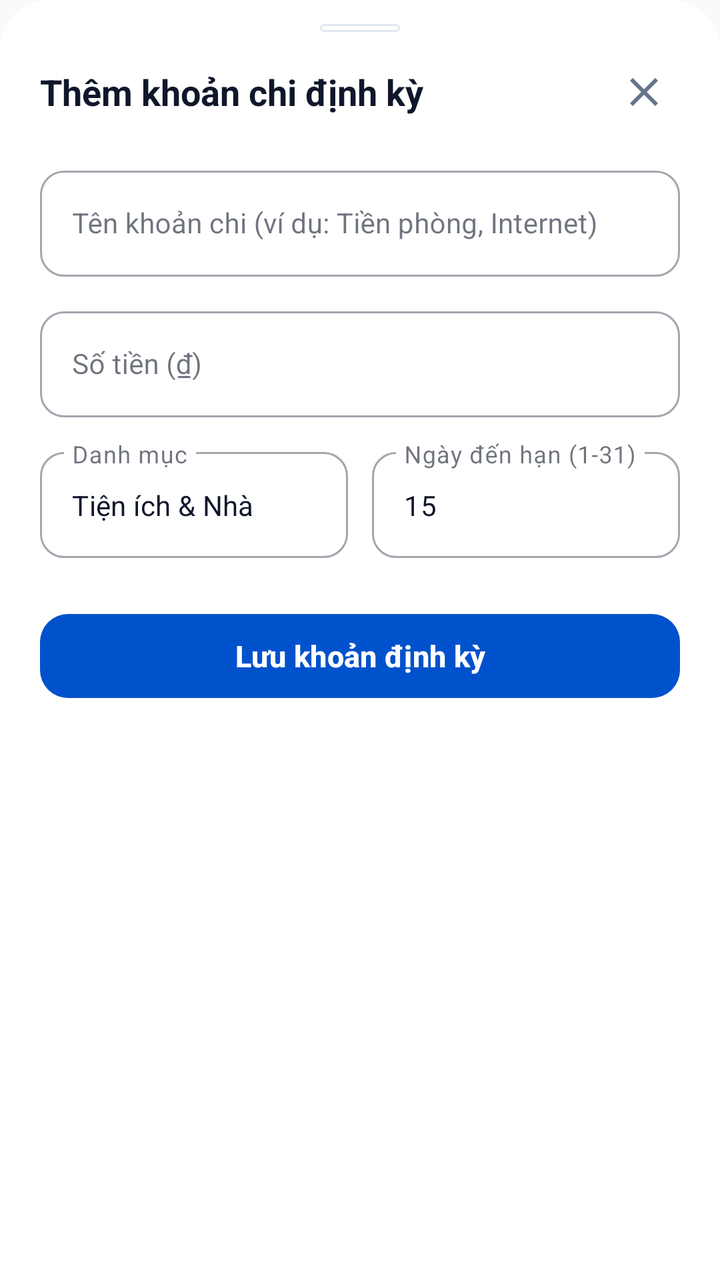
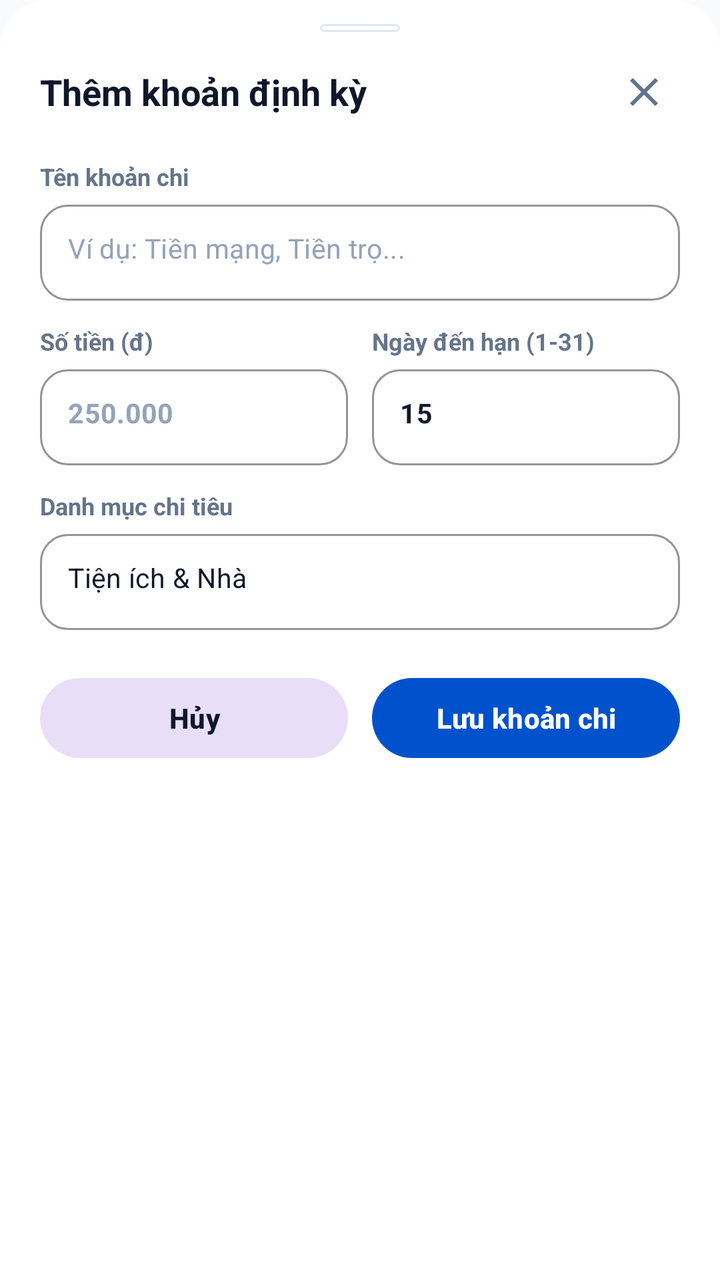

The first picture is an Android layout as it rendered before a commit; the second is the same layout after the commit. The layout source and the unified diff follow.
<!-- AndroidManifest.xml: application theme Theme.SharedFund -->
<!-- res/layout/bottom_sheet_create_recurring_rule.xml -->
<?xml version="1.0" encoding="utf-8"?>
<LinearLayout xmlns:android="http://schemas.android.com/apk/res/android"
    xmlns:app="http://schemas.android.com/apk/res-auto"
    android:layout_width="match_parent"
    android:layout_height="wrap_content"
    android:background="@drawable/bg_bottom_sheet"
    android:orientation="vertical"
    android:paddingStart="20dp"
    android:paddingTop="12dp"
    android:paddingEnd="20dp"
    android:paddingBottom="32dp">

    <View
        android:layout_width="40dp"
        android:layout_height="4dp"
        android:layout_gravity="center_horizontal"
        android:layout_marginBottom="12dp"
        android:background="@drawable/bg_card" />

    <RelativeLayout
        android:layout_width="match_parent"
        android:layout_height="wrap_content"
        android:layout_marginBottom="16dp">

        <TextView
            android:layout_width="wrap_content"
            android:layout_height="wrap_content"
            android:layout_alignParentStart="true"
            android:layout_centerVertical="true"
            android:text="Thêm khoản chi định kỳ"
            android:textColor="@color/text_primary"
            android:textSize="18sp"
            android:textStyle="bold" />

        <ImageButton
            android:id="@+id/btnCreateRecurringClose"
            android:layout_width="36dp"
            android:layout_height="36dp"
            android:layout_alignParentEnd="true"
            android:layout_centerVertical="true"
            android:background="?attr/selectableItemBackgroundBorderless"
            android:contentDescription="Đóng"
            android:src="@drawable/ic_close"
            app:tint="@color/text_secondary" />
    </RelativeLayout>

    <com.google.android.material.textfield.TextInputLayout
        style="@style/Widget.MaterialComponents.TextInputLayout.OutlinedBox"
        android:layout_width="match_parent"
        android:layout_height="wrap_content"
        android:hint="Tên khoản chi (ví dụ: Tiền phòng, Internet)"
        app:boxCornerRadiusBottomEnd="12dp"
        app:boxCornerRadiusBottomStart="12dp"
        app:boxCornerRadiusTopEnd="12dp"
        app:boxCornerRadiusTopStart="12dp">

        <com.google.android.material.textfield.TextInputEditText
            android:id="@+id/etRecurringTitle"
            android:layout_width="match_parent"
            android:layout_height="wrap_content"
            android:inputType="textCapSentences"
            android:maxLines="1"
            android:textColor="@color/text_primary"
            android:textSize="14sp" />
    </com.google.android.material.textfield.TextInputLayout>

    <com.google.android.material.textfield.TextInputLayout
        style="@style/Widget.MaterialComponents.TextInputLayout.OutlinedBox"
        android:layout_width="match_parent"
        android:layout_height="wrap_content"
        android:layout_marginTop="12dp"
        android:hint="Số tiền (₫)"
        app:boxCornerRadiusBottomEnd="12dp"
        app:boxCornerRadiusBottomStart="12dp"
        app:boxCornerRadiusTopEnd="12dp"
        app:boxCornerRadiusTopStart="12dp">

        <com.google.android.material.textfield.TextInputEditText
            android:id="@+id/etRecurringAmount"
            android:layout_width="match_parent"
            android:layout_height="wrap_content"
            android:inputType="number"
            android:maxLines="1"
            android:textColor="@color/text_primary"
            android:textSize="14sp" />
    </com.google.android.material.textfield.TextInputLayout>

    <LinearLayout
        android:layout_width="match_parent"
        android:layout_height="wrap_content"
        android:layout_marginTop="12dp"
        android:orientation="horizontal"
        android:weightSum="2">

        <com.google.android.material.textfield.TextInputLayout
            style="@style/Widget.MaterialComponents.TextInputLayout.OutlinedBox"
            android:layout_width="0dp"
            android:layout_height="wrap_content"
            android:layout_marginEnd="6dp"
            android:layout_weight="1"
            android:hint="Danh mục"
            app:boxCornerRadiusBottomEnd="12dp"
            app:boxCornerRadiusBottomStart="12dp"
            app:boxCornerRadiusTopEnd="12dp"
            app:boxCornerRadiusTopStart="12dp">

            <com.google.android.material.textfield.TextInputEditText
                android:id="@+id/etRecurringCategory"
                android:layout_width="match_parent"
                android:layout_height="wrap_content"
                android:inputType="text"
                android:text="Tiện ích &amp; Nhà"
                android:textColor="@color/text_primary"
                android:textSize="14sp" />
        </com.google.android.material.textfield.TextInputLayout>

        <com.google.android.material.textfield.TextInputLayout
            style="@style/Widget.MaterialComponents.TextInputLayout.OutlinedBox"
            android:layout_width="0dp"
            android:layout_height="wrap_content"
            android:layout_marginStart="6dp"
            android:layout_weight="1"
            android:hint="Ngày đến hạn (1-31)"
            app:boxCornerRadiusBottomEnd="12dp"
            app:boxCornerRadiusBottomStart="12dp"
            app:boxCornerRadiusTopEnd="12dp"
            app:boxCornerRadiusTopStart="12dp">

            <com.google.android.material.textfield.TextInputEditText
                android:id="@+id/etRecurringDay"
                android:layout_width="match_parent"
                android:layout_height="wrap_content"
                android:inputType="number"
                android:text="15"
                android:textColor="@color/text_primary"
                android:textSize="14sp" />
        </com.google.android.material.textfield.TextInputLayout>
    </LinearLayout>

    <com.google.android.material.button.MaterialButton
        android:id="@+id/btnSubmitRecurringRule"
        android:layout_width="match_parent"
        android:layout_height="50dp"
        android:layout_marginTop="24dp"
        android:text="Lưu khoản định kỳ"
        android:textSize="15sp"
        android:textStyle="bold"
        app:cornerRadius="14dp" />
</LinearLayout>
<!-- resources referenced by this layout -->
<resources>
  <color name="text_primary">#0F172A</color>
  <color name="text_secondary">#64748B</color>
  <!-- drawable bg_bottom_sheet (drawable) -->
  <?xml version="1.0" encoding="utf-8"?>
  <shape xmlns:android="http://schemas.android.com/apk/res/android"
      android:shape="rectangle">
      <solid android:color="@color/surface" />
      <corners
          android:topLeftRadius="24dp"
          android:topRightRadius="24dp"
          android:bottomLeftRadius="0dp"
          android:bottomRightRadius="0dp" />
  </shape>
  <!-- drawable bg_card (drawable) -->
  <?xml version="1.0" encoding="utf-8"?>
  <shape xmlns:android="http://schemas.android.com/apk/res/android"
      android:shape="rectangle">
      <solid android:color="@color/surface" />
      <corners android:radius="16dp" />
      <stroke android:width="1dp" android:color="@color/border" />
  </shape>
  <!-- drawable ic_close (drawable) -->
  <vector xmlns:android="http://schemas.android.com/apk/res/android"
      android:width="24dp"
      android:height="24dp"
      android:viewportWidth="24"
      android:viewportHeight="24">
      <path
          android:fillColor="#FF000000"
          android:pathData="M19,6.41L17.59,5 12,10.59 6.41,5 5,6.41 10.59,12 5,17.59 6.41,19 12,13.41 17.59,19 19,17.59 13.41,12z" />
  </vector>
  <style name="Theme.SharedFund" parent="Base.Theme.SharedFund" />
  <color name="surface">#FFFFFF</color>
  <color name="border">#E2E8F0</color>
  <style name="Base.Theme.SharedFund" parent="Theme.Material3.Light.NoActionBar">
  
          <item name="colorPrimary">@color/primary</item>
  
          <item name="colorPrimaryDark">@color/primary_dark</item>
  
          <item name="colorSecondary">@color/accent_income</item>
  
          <item name="android:statusBarColor">@color/surface</item>
  
          <item name="android:windowLightStatusBar">true</item>
  
          <item name="android:windowBackground">@color/background</item>
  
          <item name="colorSurface">@color/surface</item>
  
          <item name="colorOnSurface">@color/text_primary</item>
  
          <item name="android:textColorPrimary">@color/text_primary</item>
  
          <item name="android:textColorSecondary">@color/text_secondary</item>
  
          <item name="android:textColorHint">@color/text_secondary</item>
  
          <item name="editTextColor">@color/text_primary</item>
  
      </style>
  <color name="primary">#0052CC</color>
  <color name="primary_dark">#003D99</color>
  <color name="accent_income">#10B981</color>
  <color name="background">#F8FAFC</color>
</resources>

<!-- the commit's change to res/layout/bottom_sheet_create_recurring_rule.xml (unified diff, before → after) -->
@@ -8,7 +8,7 @@
     android:paddingStart="20dp"
     android:paddingTop="12dp"
     android:paddingEnd="20dp"
-    android:paddingBottom="32dp">
+    android:paddingBottom="28dp">
 
     <View
         android:layout_width="40dp"
@@ -27,7 +27,7 @@
             android:layout_height="wrap_content"
             android:layout_alignParentStart="true"
             android:layout_centerVertical="true"
-            android:text="Thêm khoản chi định kỳ"
+            android:text="Thêm khoản định kỳ"
             android:textColor="@color/text_primary"
             android:textSize="18sp"
             android:textStyle="bold" />
@@ -44,45 +44,38 @@
             app:tint="@color/text_secondary" />
     </RelativeLayout>
 
+    <TextView
+        android:layout_width="wrap_content"
+        android:layout_height="wrap_content"
+        android:layout_marginBottom="6dp"
+        android:text="Tên khoản chi"
+        android:textColor="@color/text_secondary"
+        android:textSize="12sp"
+        android:textStyle="bold" />
+
     <com.google.android.material.textfield.TextInputLayout
         style="@style/Widget.MaterialComponents.TextInputLayout.OutlinedBox"
         android:layout_width="match_parent"
         android:layout_height="wrap_content"
-        android:hint="Tên khoản chi (ví dụ: Tiền phòng, Internet)"
-        app:boxCornerRadiusBottomEnd="12dp"
-        app:boxCornerRadiusBottomStart="12dp"
-        app:boxCornerRadiusTopEnd="12dp"
-        app:boxCornerRadiusTopStart="12dp">
+        app:boxCornerRadiusBottomEnd="14dp"
+        app:boxCornerRadiusBottomStart="14dp"
+        app:boxCornerRadiusTopEnd="14dp"
+        app:boxCornerRadiusTopStart="14dp"
+        app:boxStrokeColor="@color/primary"
+        app:hintEnabled="false">
 
         <com.google.android.material.textfield.TextInputEditText
             android:id="@+id/etRecurringTitle"
             android:layout_width="match_parent"
-            android:layout_height="wrap_content"
+            android:layout_height="48dp"
+            android:hint="Ví dụ: Tiền mạng, Tiền trọ..."
             android:inputType="textCapSentences"
             android:maxLines="1"
-            android:textColor="@color/text_primary"
-            android:textSize="14sp" />
-    </com.google.android.material.textfield.TextInputLayout>
-
-    <com.google.android.material.textfield.TextInputLayout
-        style="@style/Widget.MaterialComponents.TextInputLayout.OutlinedBox"
-        android:layout_width="match_parent"
-        android:layout_height="wrap_content"
-        android:layout_marginTop="12dp"
-        android:hint="Số tiền (₫)"
-        app:boxCornerRadiusBottomEnd="12dp"
-        app:boxCornerRadiusBottomStart="12dp"
-        app:boxCornerRadiusTopEnd="12dp"
-        app:boxCornerRadiusTopStart="12dp">
-
-        <com.google.android.material.textfield.TextInputEditText
-            android:id="@+id/etRecurringAmount"
-            android:layout_width="match_parent"
-            android:layout_height="wrap_content"
-            android:inputType="number"
-            android:maxLines="1"
-            android:textColor="@color/text_primary"
-            android:textSize="14sp" />
+            android:paddingStart="14dp"
+            android:paddingEnd="14dp"
+            android:textColor="@color/text_primary"
+            android:textColorHint="@color/text_tertiary"
+            android:textSize="13.5sp" />
     </com.google.android.material.textfield.TextInputLayout>
 
     <LinearLayout
@@ -92,58 +85,157 @@
         android:orientation="horizontal"
         android:weightSum="2">
 
-        <com.google.android.material.textfield.TextInputLayout
-            style="@style/Widget.MaterialComponents.TextInputLayout.OutlinedBox"
+        <LinearLayout
             android:layout_width="0dp"
             android:layout_height="wrap_content"
             android:layout_marginEnd="6dp"
             android:layout_weight="1"
-            android:hint="Danh mục"
-            app:boxCornerRadiusBottomEnd="12dp"
-            app:boxCornerRadiusBottomStart="12dp"
-            app:boxCornerRadiusTopEnd="12dp"
-            app:boxCornerRadiusTopStart="12dp">
-
-            <com.google.android.material.textfield.TextInputEditText
-                android:id="@+id/etRecurringCategory"
+            android:orientation="vertical">
+
+            <TextView
+                android:layout_width="wrap_content"
+                android:layout_height="wrap_content"
+                android:layout_marginBottom="6dp"
+                android:text="Số tiền (đ)"
+                android:textColor="@color/text_secondary"
+                android:textSize="12sp"
+                android:textStyle="bold" />
+
+            <com.google.android.material.textfield.TextInputLayout
+                style="@style/Widget.MaterialComponents.TextInputLayout.OutlinedBox"
                 android:layout_width="match_parent"
                 android:layout_height="wrap_content"
-                android:inputType="text"
-                android:text="Tiện ích &amp; Nhà"
-                android:textColor="@color/text_primary"
-                android:textSize="14sp" />
-        </com.google.android.material.textfield.TextInputLayout>
-
-        <com.google.android.material.textfield.TextInputLayout
-            style="@style/Widget.MaterialComponents.TextInputLayout.OutlinedBox"
+                app:boxCornerRadiusBottomEnd="14dp"
+                app:boxCornerRadiusBottomStart="14dp"
+                app:boxCornerRadiusTopEnd="14dp"
+                app:boxCornerRadiusTopStart="14dp"
+                app:boxStrokeColor="@color/primary"
+                app:hintEnabled="false">
+
+                <com.google.android.material.textfield.TextInputEditText
+                    android:id="@+id/etRecurringAmount"
+                    android:layout_width="match_parent"
+                    android:layout_height="48dp"
+                    android:hint="250.000"
+                    android:inputType="number"
+                    android:maxLines="1"
+                    android:paddingStart="14dp"
+                    android:paddingEnd="14dp"
+                    android:textColor="@color/text_primary"
+                    android:textColorHint="@color/text_tertiary"
+                    android:textSize="13.5sp"
+                    android:textStyle="bold" />
+            </com.google.android.material.textfield.TextInputLayout>
+        </LinearLayout>
+
+        <LinearLayout
             android:layout_width="0dp"
             android:layout_height="wrap_content"
             android:layout_marginStart="6dp"
             android:layout_weight="1"
-            android:hint="Ngày đến hạn (1-31)"
-            app:boxCornerRadiusBottomEnd="12dp"
-            app:boxCornerRadiusBottomStart="12dp"
-            app:boxCornerRadiusTopEnd="12dp"
-            app:boxCornerRadiusTopStart="12dp">
-
-            <com.google.android.material.textfield.TextInputEditText
-                android:id="@+id/etRecurringDay"
+            android:orientation="vertical">
+
+            <TextView
+                android:layout_width="wrap_content"
+                android:layout_height="wrap_content"
+                android:layout_marginBottom="6dp"
+                android:text="Ngày đến hạn (1-31)"
+                android:textColor="@color/text_secondary"
+                android:textSize="12sp"
+                android:textStyle="bold" />
+
+            <com.google.android.material.textfield.TextInputLayout
+                style="@style/Widget.MaterialComponents.TextInputLayout.OutlinedBox"
                 android:layout_width="match_parent"
                 android:layout_height="wrap_content"
-                android:inputType="number"
-                android:text="15"
-                android:textColor="@color/text_primary"
-                android:textSize="14sp" />
-        </com.google.android.material.textfield.TextInputLayout>
+                app:boxCornerRadiusBottomEnd="14dp"
+                app:boxCornerRadiusBottomStart="14dp"
+                app:boxCornerRadiusTopEnd="14dp"
+                app:boxCornerRadiusTopStart="14dp"
+                app:boxStrokeColor="@color/primary"
+                app:hintEnabled="false">
+
+                <com.google.android.material.textfield.TextInputEditText
+                    android:id="@+id/etRecurringDay"
+                    android:layout_width="match_parent"
+                    android:layout_height="48dp"
+                    android:hint="15"
+                    android:inputType="number"
+                    android:maxLines="1"
+                    android:paddingStart="14dp"
+                    android:paddingEnd="14dp"
+                    android:text="15"
+                    android:textColor="@color/text_primary"
+                    android:textSize="13.5sp"
+                    android:textStyle="bold" />
+            </com.google.android.material.textfield.TextInputLayout>
+        </LinearLayout>
     </LinearLayout>
 
-    <com.google.android.material.button.MaterialButton
-        android:id="@+id/btnSubmitRecurringRule"
-        android:layout_width="match_parent"
-        android:layout_height="50dp"
-        android:layout_marginTop="24dp"
-        android:text="Lưu khoản định kỳ"
-        android:textSize="15sp"
-        android:textStyle="bold"
-        app:cornerRadius="14dp" />
+    <TextView
+        android:layout_width="wrap_content"
+        android:layout_height="wrap_content"
+        android:layout_marginTop="12dp"
+        android:layout_marginBottom="6dp"
+        android:text="Danh mục chi tiêu"
+        android:textColor="@color/text_secondary"
+        android:textSize="12sp"
+        android:textStyle="bold" />
+
+    <com.google.android.material.textfield.TextInputLayout
+        style="@style/Widget.MaterialComponents.TextInputLayout.OutlinedBox"
+        android:layout_width="match_parent"
+        android:layout_height="wrap_content"
+        app:boxCornerRadiusBottomEnd="14dp"
+        app:boxCornerRadiusBottomStart="14dp"
+        app:boxCornerRadiusTopEnd="14dp"
+        app:boxCornerRadiusTopStart="14dp"
+        app:boxStrokeColor="@color/primary"
+        app:hintEnabled="false">
+
+        <com.google.android.material.textfield.TextInputEditText
+            android:id="@+id/etRecurringCategory"
+            android:layout_width="match_parent"
+            android:layout_height="48dp"
+            android:hint="Ví dụ: Tiện ích &amp; Nhà, Tiền phòng..."
+            android:inputType="text"
+            android:maxLines="1"
+            android:paddingStart="14dp"
+            android:paddingEnd="14dp"
+            android:text="Tiện ích &amp; Nhà"
+            android:textColor="@color/text_primary"
+            android:textSize="13.5sp" />
+    </com.google.android.material.textfield.TextInputLayout>
+
+    <LinearLayout
+        android:layout_width="match_parent"
+        android:layout_height="wrap_content"
+        android:layout_marginTop="20dp"
+        android:orientation="horizontal"
+        android:weightSum="2">
+
+        <com.google.android.material.button.MaterialButton
+            android:id="@+id/btnCancelRecurringRule"
+            style="@style/Widget.Material3.Button.TonalButton"
+            android:layout_width="0dp"
+            android:layout_height="48dp"
+            android:layout_marginEnd="6dp"
+            android:layout_weight="1"
+            android:text="Hủy"
+            android:textColor="@color/text_primary"
+            android:textSize="14sp"
+            android:textStyle="bold"
+            app:cornerRadius="24dp" />
+
+        <com.google.android.material.button.MaterialButton
+            android:id="@+id/btnSubmitRecurringRule"
+            android:layout_width="0dp"
+            android:layout_height="48dp"
+            android:layout_marginStart="6dp"
+            android:layout_weight="1"
+            android:text="Lưu khoản chi"
+            android:textSize="14sp"
+            android:textStyle="bold"
+            app:cornerRadius="24dp" />
+    </LinearLayout>
 </LinearLayout>
<!-- resource entries referenced after the edit -->
@@ -2,6 +2,7 @@
 <resources>
   <color name="text_primary">#0F172A</color>
   <color name="text_secondary">#64748B</color>
+  <color name="text_tertiary">#94A3B8</color>
   <!-- drawable bg_bottom_sheet (drawable) -->
   <?xml version="1.0" encoding="utf-8"?>
   <shape xmlns:android="http://schemas.android.com/apk/res/android"
